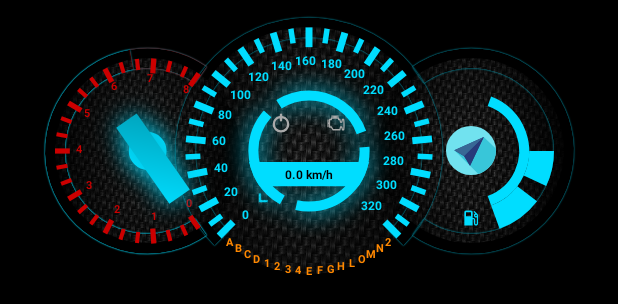
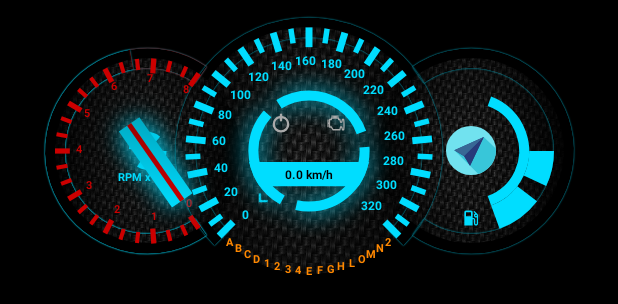
Before and after one commit to kapilsukhyani/car_connect, an Android app: the layout activity_sample_dashboard.xml on its own in the app's theme, with its tools: preview values and no code run, on a phone screen of 412 x 824 dp. Shown: the part 509-813 px from the top of the screen. Run offline under Robolectric (Android 15) with nearby library versions, the phone set to English and light mode, and no system bars.

Commit message:
Adding RPM text

```diff
--- a/basic/src/main/kotlin/com/exp/carconnect.basic/view/RPMGauge.kt
+++ b/basic/src/main/kotlin/com/exp/carconnect.basic/view/RPMGauge.kt
@@ -14,6 +14,7 @@ internal class RPMGauge(private val context: Context,
 ) : LeftGauge(onlineColor, offlineColor) {
 
     companion object {
+        private val RPM_TEXT = "RPM x 1000"
         private val TOTAL_NO_OF_TICKS = 25
         private val BIG_TICK_MULTIPLE = 3
         private val TICK_MARKER_START = 0
@@ -26,6 +27,8 @@ internal class RPMGauge(private val context: Context,
         private val TICK_MARKER_MARGIN_PERCENTAGE = .03f
         private val INDICATOR_CENTER_PERCENTAGE = .15f
         private val INDICATOR_LENGTH_PERCENTAGE = .5f
+        private val RPM_TEXT_SIZE_PERCENTAGE = .06f
+        private val RPM_TEXT_MARGIN = .04f
 
         private val CRITICAL_ANGLE_SWEEP = 45f
 
@@ -36,8 +39,10 @@ internal class RPMGauge(private val context: Context,
 
     private val indicatorCenterPaint = Paint(Paint.ANTI_ALIAS_FLAG)
     private val indicatorPaint = Paint(Paint.ANTI_ALIAS_FLAG)
+    private val indicatorThinLinePaint = Paint(Paint.ANTI_ALIAS_FLAG)
     private val tickPaint: Paint = Paint(Paint.ANTI_ALIAS_FLAG)
     private val tickMarkerPaint: Paint = TextPaint(Paint.ANTI_ALIAS_FLAG)
+    private val rpmTextPaint: Paint = TextPaint(Paint.ANTI_ALIAS_FLAG)
     private val onlineGradientColor: Int = getDarkerColor(onlineColor)
     private val offlineGradientColor: Int = getDarkerColor(offlineColor)
 
@@ -50,18 +55,29 @@ internal class RPMGauge(private val context: Context,
         tickMarkerPaint.typeface = Typeface.create(Typeface.DEFAULT, Typeface.BOLD)
         tickMarkerPaint.textAlign = Paint.Align.CENTER
 
+        rpmTextPaint.textLocale = Locale.US
+        rpmTextPaint.typeface = Typeface.create(Typeface.DEFAULT, Typeface.BOLD)
+        rpmTextPaint.textAlign = Paint.Align.CENTER
+
         indicatorCenterPaint.style = Paint.Style.STROKE
         indicatorCenterPaint.strokeWidth = INDICATOR_CIRCLE_STROKE_WIDTH.toFloat()
-        indicatorCenterPaint.pathEffect = DashPathEffect(floatArrayOf(100f, 15f), 0f)
+        indicatorCenterPaint.pathEffect = DashPathEffect(floatArrayOf(30f, 15f), 0f)
 
         indicatorPaint.style = Paint.Style.STROKE
         indicatorPaint.strokeWidth = INDICATOR_STROKE_WIDTH.toFloat()
+
+        indicatorThinLinePaint.style = Paint.Style.STROKE
+        indicatorThinLinePaint.strokeWidth = INDICATOR_STROKE_WIDTH.toFloat() * .2f
+        indicatorThinLinePaint.color = criticalZoneColor
+        indicatorThinLinePaint.shader = LinearGradient(0f, 0f, 100f, 100f, criticalZoneColor, getDarkerColor(criticalZoneColor), Shader.TileMode.MIRROR)
     }
 
     override fun onConnected() {
         super.onConnected()
         tickPaint.color = onlineColor
         tickMarkerPaint.color = onlineColor
+
+        rpmTextPaint.color = onlineColor
 
         indicatorCenterPaint.color = onlineColor
         indicatorCenterPaint.setShadowLayer(20f, 0f, 0f, onlineColor)
@@ -76,6 +92,7 @@ internal class RPMGauge(private val context: Context,
         tickPaint.color = offlineColor
         tickMarkerPaint.color = offlineColor
 
+        rpmTextPaint.color = offlineColor
 
         indicatorCenterPaint.color = offlineColor
         indicatorCenterPaint.setShadowLayer(20f, 0f, 0f, offlineColor)
@@ -120,19 +137,33 @@ internal class RPMGauge(private val context: Context,
                 true, CRITICAL_ANGLE_SWEEP, criticalZoneColor)
 
 
-        val indicatorCenterRadius = bounds.width() * INDICATOR_CENTER_PERCENTAGE / 2
-        canvas.drawCircle(bounds.centerX(), bounds.centerY(), indicatorCenterRadius, indicatorCenterPaint)
+        drawIndicator(canvas, bounds)
+
+
+    }
+
+    private fun drawIndicator(canvas: Canvas, parentBounds: RectF) {
+        val indicatorCenterRadius = parentBounds.width() * INDICATOR_CENTER_PERCENTAGE / 2
+        canvas.drawCircle(parentBounds.centerX(), parentBounds.centerY(), indicatorCenterRadius, indicatorCenterPaint)
+
+        val rpmTextSize = parentBounds.width() * RPM_TEXT_SIZE_PERCENTAGE
+        val rpmTextTopMargin = parentBounds.width() * RPM_TEXT_MARGIN
+        rpmTextPaint.textSize = rpmTextSize
+        val textSize = Rect()
+        rpmTextPaint.getTextBounds(RPM_TEXT, 0, RPM_TEXT.length, textSize)
+        canvas.drawText(RPM_TEXT, parentBounds.centerX(), parentBounds.centerY() + indicatorCenterRadius + textSize.height() + rpmTextTopMargin, rpmTextPaint)
 
         canvas.save()
-        canvas.rotate(getDegreesForCurrentRPM(), bounds.centerX(), bounds.centerY())
+        canvas.rotate(getDegreesForCurrentRPM(), parentBounds.centerX(), parentBounds.centerY())
 
-        val indicatorLength = bounds.width() * INDICATOR_LENGTH_PERCENTAGE
-        val x1 = (bounds.centerX() - indicatorLength * .4).toFloat()
-        val y1 = bounds.centerY()
-        val x2 = (bounds.centerX() + indicatorLength * .6).toFloat()
-        val y2 = bounds.centerY()
+        val indicatorLength = parentBounds.width() * INDICATOR_LENGTH_PERCENTAGE
+        val x1 = (parentBounds.centerX() - indicatorLength * .35).toFloat()
+        val y1 = parentBounds.centerY()
+        val x2 = (parentBounds.centerX() + indicatorLength * .65).toFloat()
+        val y2 = parentBounds.centerY()
 
         canvas.drawLine(x1, y1, x2, y2, indicatorPaint)
+        canvas.drawLine(x1, y1, x2, y2, indicatorThinLinePaint)
 
         canvas.restore()
     }
```
